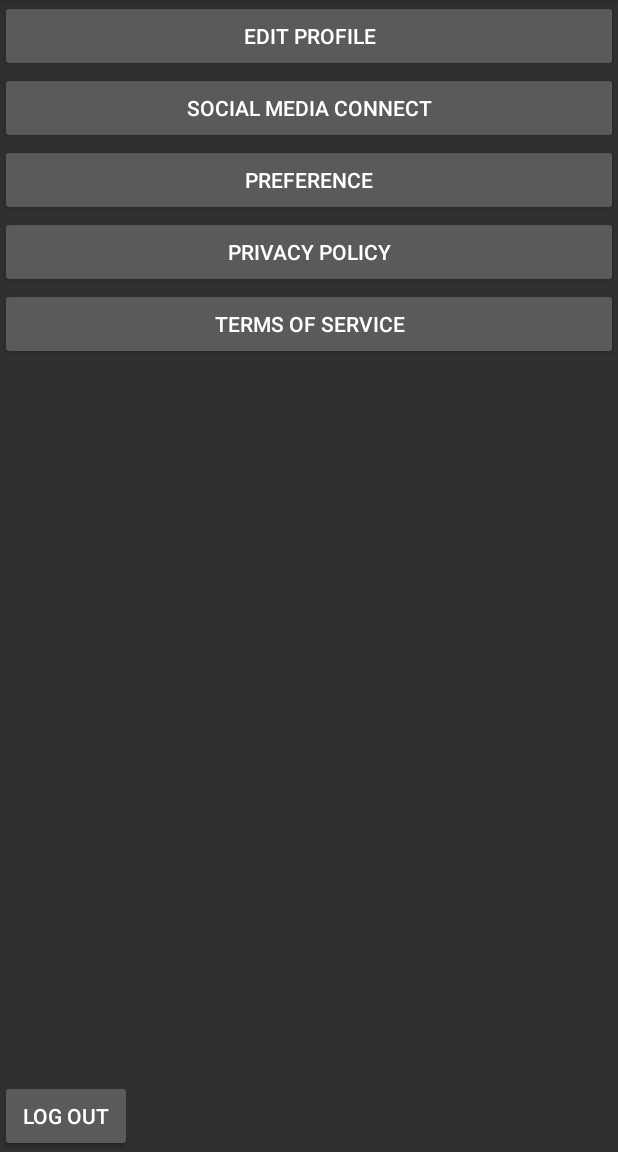
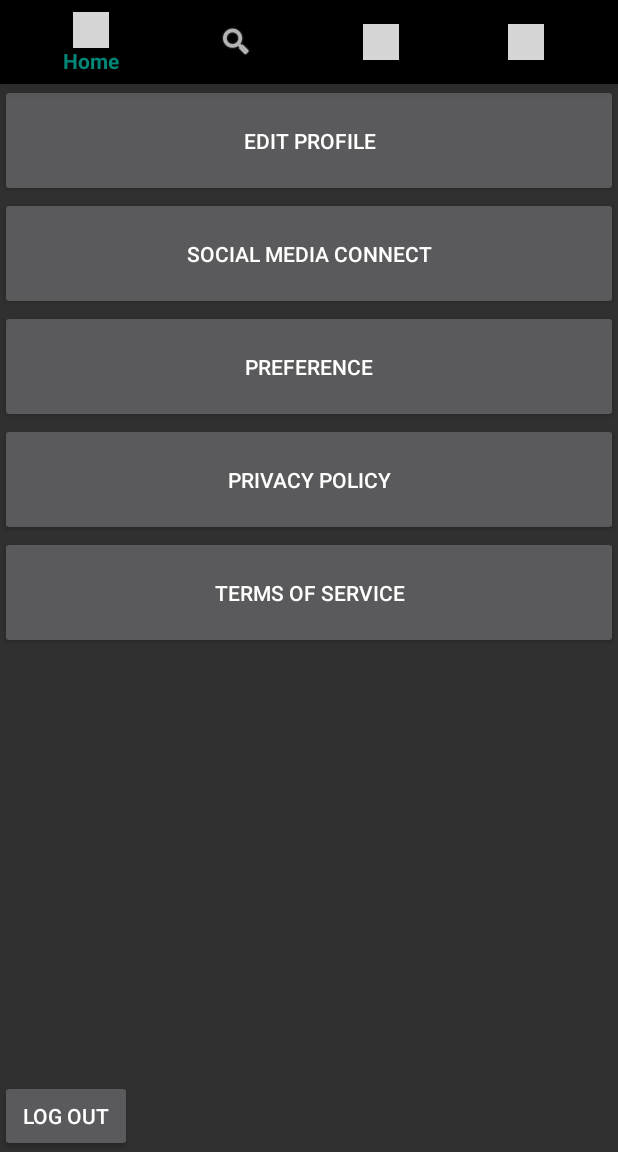
Before and after one commit to Reeves333/1Size15, an Android app: the screen it shows after launch (MainActivity), on a phone screen of 412 x 824 dp, the part 84-1236 px from its top. Run offline under Robolectric (Android 15) with nearby library versions, the phone set to English and light mode, and no system bars; grey boxes are pictures that could not be loaded.

Commit message:
updated settings page

```diff
--- a/app/build.gradle
+++ b/app/build.gradle
@@ -25,4 +25,5 @@ dependencies {
     testImplementation 'junit:junit:4.12'
     androidTestImplementation 'com.android.support.test:runner:1.0.2'
     androidTestImplementation 'com.android.support.test.espresso:espresso-core:3.0.2'
+    implementation 'com.android.support:design:28.0.0'
 }
--- a/app/src/main/res/layout/activity_main.xml
+++ b/app/src/main/res/layout/activity_main.xml
@@ -6,39 +6,51 @@
     android:layout_height="match_parent"
     tools:context=".MainActivity">
 
+    <android.support.design.widget.BottomNavigationView
+        android:id="@+id/Tabs"
+        android:layout_width="match_parent"
+        android:layout_height="56dp"
+        android:layout_gravity="start"
+        app:menu="@menu/my_navigation_items">
+
+
+    </android.support.design.widget.BottomNavigationView>
+
     <Button
         android:id="@+id/eProfile"
         style="@style/Widget.AppCompat.Button"
         android:layout_width="match_parent"
-        android:layout_height="wrap_content"
+        android:layout_height="75dp"
         android:text="Edit Profile"
-        android:visibility="visible" />
+        android:layout_below="@id/Tabs"
+        android:visibility="visible"
+        />
 
     <Button
         android:id="@+id/smConnect"
         android:layout_width="match_parent"
-        android:layout_height="wrap_content"
+        android:layout_height="75dp"
         android:layout_below="@id/eProfile"
         android:text="Social Media Connect" />
 
     <Button
         android:id="@+id/preference"
         android:layout_width="match_parent"
-        android:layout_height="wrap_content"
+        android:layout_height="75dp"
         android:layout_below="@+id/smConnect"
         android:text="Preference" />
 
     <Button
         android:id="@+id/pPolicy"
         android:layout_width="match_parent"
-        android:layout_height="wrap_content"
+        android:layout_height="75dp"
         android:layout_below="@+id/preference"
         android:text="Privacy Policy" />
 
     <Button
         android:id="@+id/tOfService"
         android:layout_width="match_parent"
-        android:layout_height="wrap_content"
+        android:layout_height="75dp"
         android:layout_below="@+id/pPolicy"
         android:text="Terms of Service" />
 
--- /dev/null
+++ b/app/src/main/res/layout/creation.xml
@@ -0,0 +1,16 @@
+<?xml version="1.0" encoding="utf-8"?>
+<RelativeLayout xmlns:android="http://schemas.android.com/apk/res/android"
+    android:layout_width="match_parent"
+    android:layout_height="match_parent"
+    xmlns:app="http://schemas.android.com/apk/res-auto">
+
+    <android.support.design.widget.BottomNavigationView
+        android:id="@+id/Tabs"
+        android:layout_width="match_parent"
+        android:layout_height="56dp"
+        android:layout_gravity="start"
+        app:menu="@menu/my_navigation_items">
+
+
+    </android.support.design.widget.BottomNavigationView>
+</RelativeLayout>
--- /dev/null
+++ b/app/src/main/res/menu/my_navigation_items.xml
@@ -0,0 +1,33 @@
+<?xml version="1.0" encoding="utf-8"?>
+<menu xmlns:app="http://schemas.android.com/apk/res-auto"
+    xmlns:android="http://schemas.android.com/apk/res/android">
+    <item
+        android:id="@+id/Home"
+        android:checkable="false"
+        android:enabled="true"
+        android:icon="@drawable/home"
+        android:title="Home"
+        android:visible="true"
+        app:showAsAction="always" />
+    <item
+        android:id="@+id/Search"
+        android:enabled="true"
+        android:icon="@android:drawable/ic_search_category_default"
+        android:title="Search"
+        android:visible="true"
+        app:showAsAction="always" />
+    <item
+        android:id="@+id/creation"
+        android:enabled="true"
+        android:icon="@drawable/pencil"
+        android:title="Creation"
+        android:visible="true"
+        app:showAsAction="always" />
+    <item
+        android:id="@+id/settings"
+        android:enabled="true"
+        android:icon="@drawable/settings"
+        android:title="Settings"
+        android:visible="true"
+        app:showAsAction="always" />
+</menu>
--- a/build.gradle
+++ b/build.gradle
@@ -7,7 +7,7 @@ buildscript {
 
     }
     dependencies {
-        classpath 'com.android.tools.build:gradle:3.3.0'
+        classpath 'com.android.tools.build:gradle:3.3.2'
 
         // NOTE: Do not place your application dependencies here; they belong
         // in the individual module build.gradle files
```
